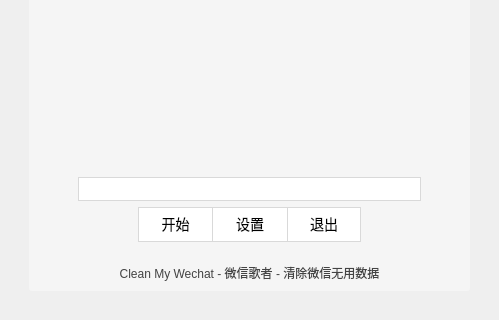
First picture: the form in ui/main.ui, repository blackboxo/CleanMyWechat, before the edit; both pictures show x 0 to 499 and y 146 to 466 of the 499 by 466 pixel window.
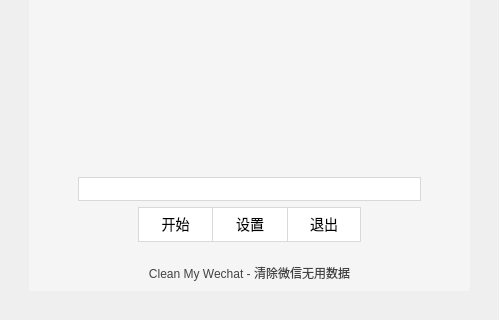
Second picture: the form after the edit. Icons and pictures are not drawn.

```diff
--- a/ui/main.ui
+++ b/ui/main.ui
@@ -441,7 +441,7 @@
 }</string>
          </property>
          <property name="text">
-          <string>Clean My Wechat - 微信歌者 - 清除微信无用数据</string>
+          <string>Clean My Wechat - 清除微信无用数据</string>
          </property>
          <property name="alignment">
           <set>Qt::AlignCenter</set>
```
